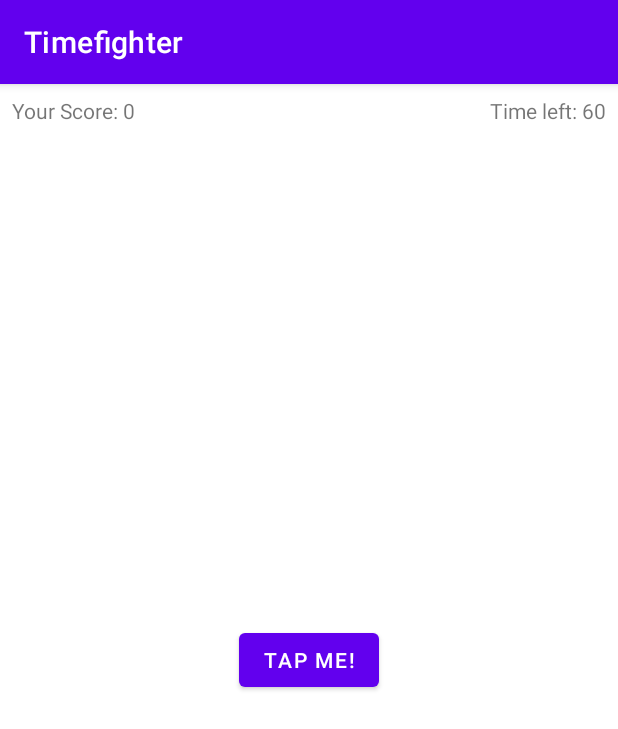
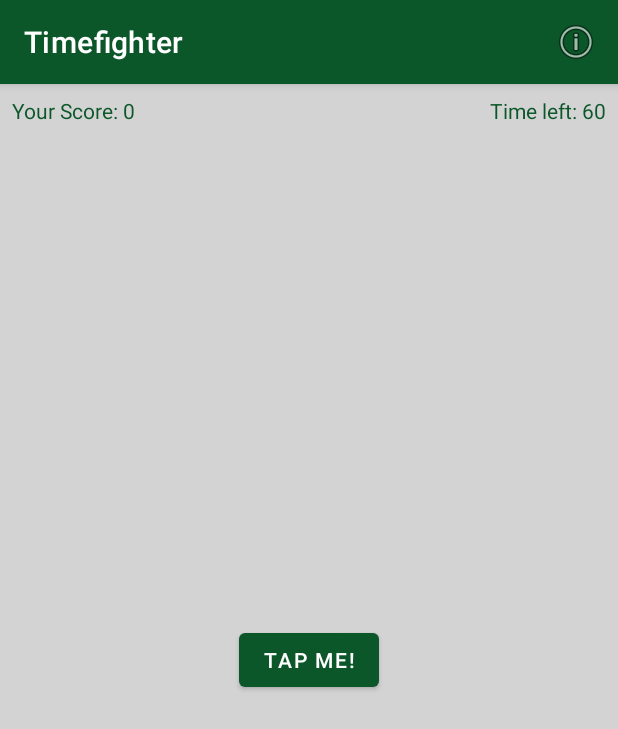
Before and after one commit to BrivaHamisi/Android-Apprentice, an Android app: the screen it shows after launch (MainActivity), on a phone screen of 412 x 824 dp. Shown: the top 729 px of the screen. Run offline under Robolectric (Android 15) with nearby library versions, the phone set to English and light mode, and no system bars.

Commit message:
Timefighter Complete

```diff
--- /dev/null
+++ b/app/src/main/res/anim/bounce.xml
@@ -0,0 +1,13 @@
+<?xml version="1.0" encoding="utf-8"?>
+<set xmlns:android="http://schemas.android.com/apk/res/android"
+    android:fillAfter="true"
+    android:interpolator="@android:anim/bounce_interpolator">
+    <scale
+        android:duration="2000"
+        android:fromXScale="2.0"
+        android:fromYScale="2.0"
+        android:pivotX="50%"
+        android:pivotY="50%"
+        android:toXScale="1.0"
+        android:toYScale="1.0" />
+</set>
--- a/app/src/main/res/layout/activity_main.xml
+++ b/app/src/main/res/layout/activity_main.xml
@@ -4,6 +4,7 @@
     xmlns:tools="http://schemas.android.com/tools"
     android:layout_width="match_parent"
     android:layout_height="match_parent"
+    android:background="@color/colorBackground"
     tools:context=".MainActivity">
 
     <TextView
@@ -13,6 +14,7 @@
         android:layout_marginStart="8dp"
         android:layout_marginTop="8dp"
         android:text="@string/your_score"
+        android:textColor="@color/colorPrimary"
         app:layout_constraintStart_toStartOf="parent"
         app:layout_constraintTop_toTopOf="parent" />
 
@@ -23,6 +25,7 @@
         android:layout_marginTop="8dp"
         android:layout_marginEnd="8dp"
         android:text="@string/time_left"
+        android:textColor="@color/colorPrimary"
         app:layout_constraintEnd_toEndOf="parent"
         app:layout_constraintTop_toTopOf="parent" />
 
--- /dev/null
+++ b/app/src/main/res/menu/menu.xml
@@ -0,0 +1,10 @@
+<?xml version="1.0" encoding="utf-8"?>
+<menu xmlns:android="http://schemas.android.com/apk/res/android"
+    xmlns:app="http://schemas.android.com/apk/res-auto">
+
+    <item
+        android:id="@+id/about_item"
+        android:icon="@android:drawable/ic_menu_info_details"
+        android:title="Item"
+        app:showAsAction="always"/>
+</menu>
--- a/app/src/main/res/values-night/themes.xml
+++ b/app/src/main/res/values-night/themes.xml
@@ -1,16 +1,15 @@
 <resources xmlns:tools="http://schemas.android.com/tools">
     <!-- Base application theme. -->
-    <style name="Theme.Timefighter" parent="Theme.MaterialComponents.DayNight.DarkActionBar">
-        <!-- Primary brand color. -->
-        <item name="colorPrimary">@color/purple_200</item>
-        <item name="colorPrimaryVariant">@color/purple_700</item>
-        <item name="colorOnPrimary">@color/black</item>
+    <style name="Theme.Timefighter" parent="Theme.MaterialComponents.DayNight.DarkActionBar"><!-- Primary brand color. -->
+        <item name="colorPrimary">@color/colorPrimary</item>
+        <item name="colorPrimaryVariant">@color/colorPrimary</item>
+        <item name="colorOnPrimary">@android:color/white</item>
         <!-- Secondary brand color. -->
-        <item name="colorSecondary">@color/teal_200</item>
-        <item name="colorSecondaryVariant">@color/teal_200</item>
-        <item name="colorOnSecondary">@color/black</item>
+        <item name="colorSecondary">@color/colorAccent</item>
+        <item name="colorSecondaryVariant">@color/colorAccent</item>
+        <item name="colorOnSecondary">@android:color/black</item>
         <!-- Status bar color. -->
-        <item name="android:statusBarColor">?attr/colorPrimaryVariant</item>
+        <item name="android:statusBarColor" >?attr/colorPrimaryVariant</item>
         <!-- Customize your theme here. -->
     </style>
 </resources>
--- a/app/src/main/res/values/colors.xml
+++ b/app/src/main/res/values/colors.xml
@@ -1,10 +1,7 @@
 <?xml version="1.0" encoding="utf-8"?>
 <resources>
-    <color name="purple_200">#FFBB86FC</color>
-    <color name="purple_500">#FF6200EE</color>
-    <color name="purple_700">#FF3700B3</color>
-    <color name="teal_200">#FF03DAC5</color>
-    <color name="teal_700">#FF018786</color>
-    <color name="black">#FF000000</color>
-    <color name="white">#FFFFFFFF</color>
+    <color name="colorPrimary">#0C572A</color>
+    <color name="colorPrimaryDark">#388E3C</color>
+    <color name="colorAccent">#8BC34A</color>
+    <color name="colorBackground">#D3D3D3</color>
 </resources>
--- a/app/src/main/res/values/strings.xml
+++ b/app/src/main/res/values/strings.xml
@@ -4,4 +4,7 @@
     <string name="time_left">Time left: %1$d</string>
     <string name="tap_me">Tap Me!</string>
     <string name="game_over_message">Time\'s up! Your score was: %1$d </string>
+
+    <string name="about_title">Timefighter %1$s</string>
+    <string name="about_message">Created by AutoUser Inc</string>
 </resources>
--- a/app/src/main/res/values/themes.xml
+++ b/app/src/main/res/values/themes.xml
@@ -2,15 +2,15 @@
     <!-- Base application theme. -->
     <style name="Theme.Timefighter" parent="Theme.MaterialComponents.DayNight.DarkActionBar">
         <!-- Primary brand color. -->
-        <item name="colorPrimary">@color/purple_500</item>
-        <item name="colorPrimaryVariant">@color/purple_700</item>
-        <item name="colorOnPrimary">@color/white</item>
+        <item name="colorPrimary">@color/colorPrimary</item>
+        <item name="colorPrimaryVariant">@color/colorPrimary</item>
+        <item name="colorOnPrimary">@android:color/white</item>
         <!-- Secondary brand color. -->
-        <item name="colorSecondary">@color/teal_200</item>
-        <item name="colorSecondaryVariant">@color/teal_700</item>
-        <item name="colorOnSecondary">@color/black</item>
+        <item name="colorSecondary">@color/colorAccent</item>
+        <item name="colorSecondaryVariant">@color/colorAccent</item>
+        <item name="colorOnSecondary">@android:color/black</item>
         <!-- Status bar color. -->
-        <item name="android:statusBarColor">?attr/colorPrimaryVariant</item>
+        <item name="android:statusBarColor" >?attr/colorPrimaryVariant</item>
         <!-- Customize your theme here. -->
     </style>
 </resources>
--- a/build.gradle
+++ b/build.gradle
@@ -1,6 +1,6 @@
 // Top-level build file where you can add configuration options common to all sub-projects/modules.
 plugins {
-    id 'com.android.application' version '7.3.1' apply false
-    id 'com.android.library' version '7.3.1' apply false
+    id 'com.android.application' version '7.4.1' apply false
+    id 'com.android.library' version '7.4.1' apply false
     id 'org.jetbrains.kotlin.android' version '1.7.20' apply false
 }
```
Also changed, not shown: app/src/main/java/com/autouserinc/timefighter/MainActivity.kt (+65 -2 lines).
